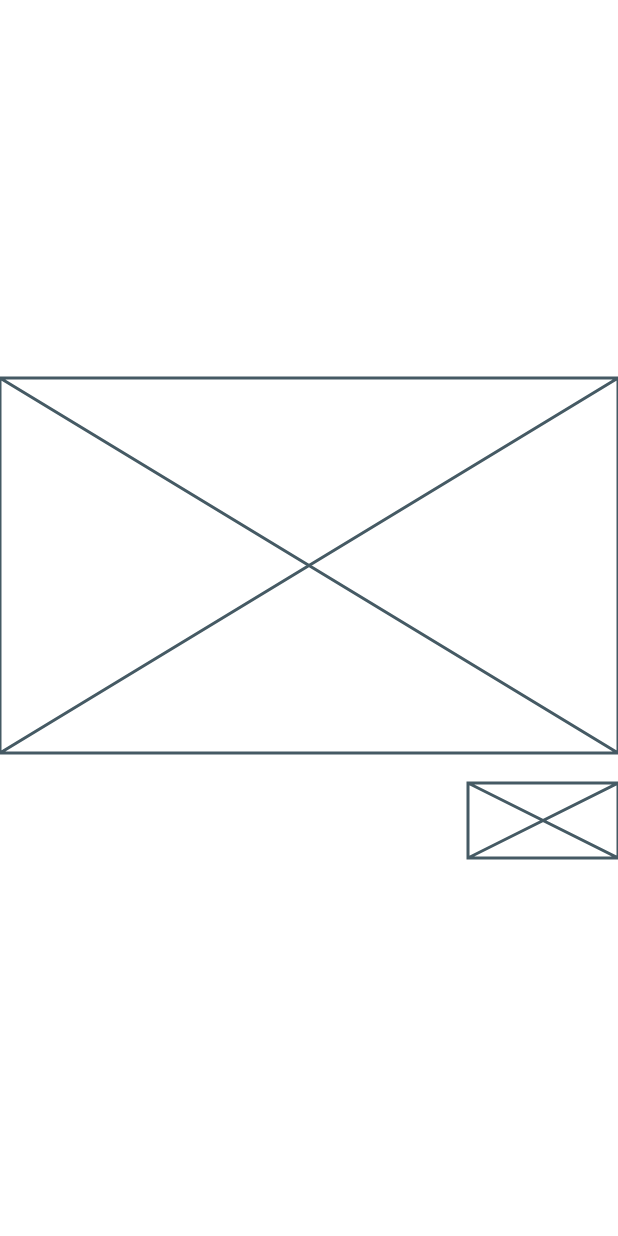
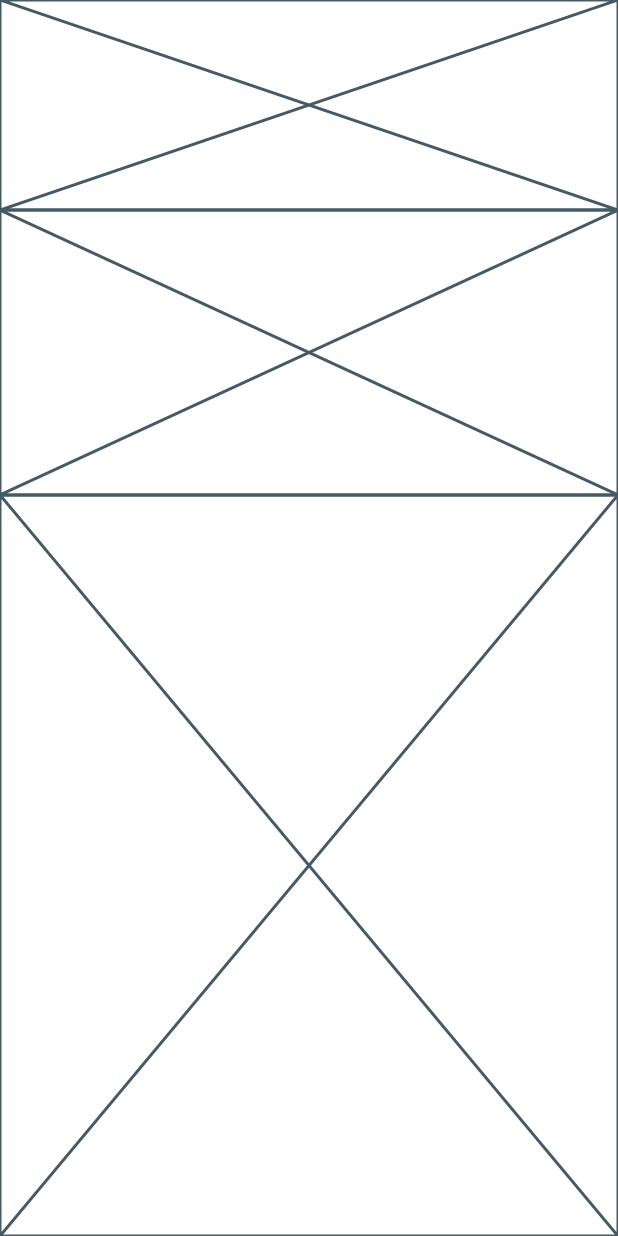
Before and after one commit to sahandevs/pls, a Flutter app: the screen it shows after launch, on a phone screen of 412 x 824 dp. Run offline on Flutter 3.47's test engine with Material 2 defaults, Android fonts, the light colour scheme and no system bars.

Commit message:
add main_layout

```diff
--- /dev/null
+++ b/lib/layouts/main_layout.dart
@@ -0,0 +1,36 @@
+import 'package:flutter/material.dart';
+import 'package:pls/theme/design_constants.dart';
+
+class MainLayout extends StatelessWidget {
+  final Widget mainHeader;
+  final Widget secondaryHeader;
+  final Widget items;
+
+  const MainLayout({
+    Key key,
+    this.mainHeader = const Placeholder(
+      fallbackHeight: 140,
+    ),
+    this.secondaryHeader = const Placeholder(
+      fallbackHeight: 190,
+    ),
+    this.items = const Placeholder(),
+  }) : super(key: key);
+
+  @override
+  Widget build(BuildContext context) {
+    return Container(
+      color: DesignConstants.backgroundColor,
+      child: Column(
+        mainAxisSize: MainAxisSize.max,
+        children: [
+          mainHeader,
+          secondaryHeader,
+          Expanded(
+            child: items,
+          ),
+        ],
+      ),
+    );
+  }
+}
--- a/lib/main.dart
+++ b/lib/main.dart
@@ -1,4 +1,5 @@
 import 'package:flutter/material.dart';
+import 'package:pls/layouts/main_layout.dart';
 
 import 'layouts/intro_layout.dart';
 
@@ -15,7 +16,7 @@ class MyApp extends StatelessWidget {
         primarySwatch: Colors.blue,
         visualDensity: VisualDensity.adaptivePlatformDensity,
       ),
-      home: IntroLayout(),
+      home: MainLayout(),
     );
   }
 }
```
